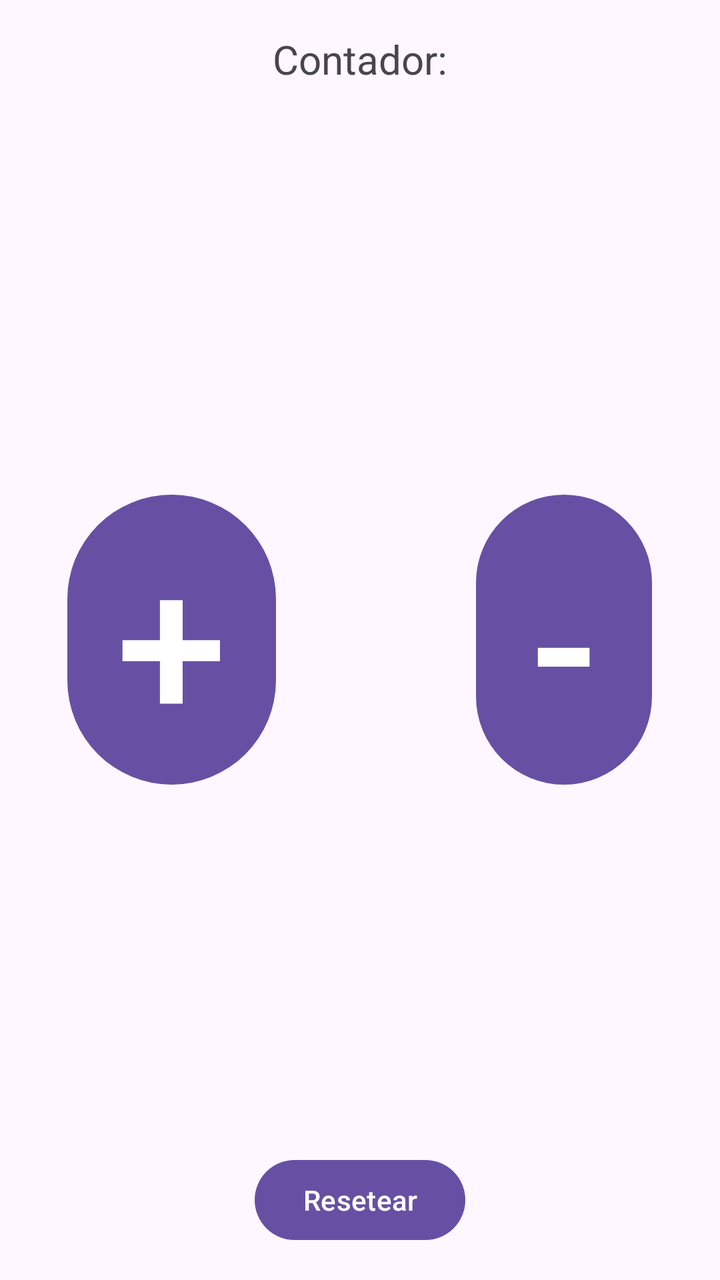
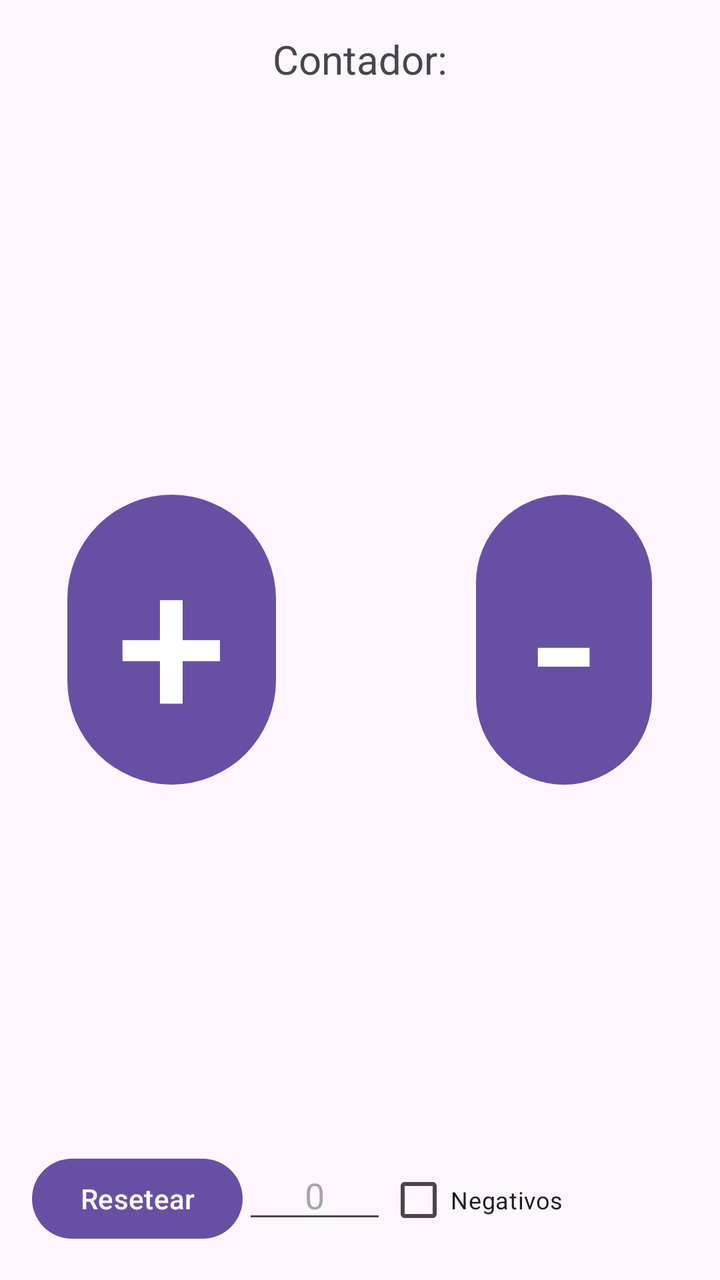

Compare the two renders of this Android layout. The source of the first and the diff that turns it into the second are given below.
<!-- AndroidManifest.xml: application theme Theme.Contador -->
<!-- res/layout/activity_main.xml -->
<?xml version="1.0" encoding="utf-8"?>
<LinearLayout xmlns:android="http://schemas.android.com/apk/res/android"
    xmlns:tools="http://schemas.android.com/tools"
    android:layout_width="match_parent"
    android:layout_height="match_parent"
    android:orientation="vertical"
    android:padding="16dp"
    tools:context=".MainActivity">

    
    <LinearLayout
        android:layout_width="match_parent"
        android:layout_height="0dp"
        android:layout_weight="1"
        android:orientation="vertical"
        android:gravity="top|center_horizontal">

        <TextView
            android:id="@+id/tituloTexto"
            android:layout_width="wrap_content"
            android:layout_height="wrap_content"
            android:text="Contador:"
            android:textSize="20sp" />

        <TextView
            android:id="@+id/numContador"
            android:layout_width="wrap_content"
            android:layout_height="wrap_content"
            android:textSize="56sp" />

    </LinearLayout>

    
    <LinearLayout
        android:layout_width="match_parent"
        android:layout_height="0dp"
        android:layout_weight="1"
        android:orientation="horizontal"
        android:gravity="center">

        <Button
            android:id="@+id/buttIncrementar"
            android:layout_width="wrap_content"
            android:layout_height="wrap_content"
            android:onClick="incrementaContador"
            android:text="+"
            android:textSize="100dp" />

        <Space
            android:layout_width="100dp"
            android:layout_height="2dp"/>

        <Button
            android:id="@+id/buttDecrementar"
            android:layout_width="wrap_content"
            android:layout_height="wrap_content"
            android:onClick="decrementaContador"
            android:text="-"
            android:textSize="100dp" />

    </LinearLayout>

    
    <LinearLayout
        android:layout_width="match_parent"
        android:layout_height="0dp"
        android:layout_weight="1"
        android:orientation="horizontal"
        android:gravity="bottom|center_horizontal">

        <Button
            android:id="@+id/buttResetear"
            android:layout_width="wrap_content"
            android:layout_height="wrap_content"
            android:text="Resetear"
            android:onClick="resetearContador" />

    </LinearLayout>

</LinearLayout>
<!-- resources referenced by this layout -->
<resources>
  <style name="Theme.Contador" parent="Base.Theme.Contador" />
  <style name="Base.Theme.Contador" parent="Theme.Material3.DayNight.NoActionBar">
          
          
      </style>
</resources>

<!-- the commit's change to res/layout/activity_main.xml (unified diff, before → after) -->
@@ -75,6 +75,24 @@
             android:text="Resetear"
             android:onClick="resetearContador" />
 
+        <EditText
+            android:layout_width="72sp"
+            android:layout_height="wrap_content"
+            android:id="@+id/numReseteo"
+            android:autofillHints="no"
+            android:gravity="center_horizontal"
+            android:hint="0"
+            android:inputType="numberSigned"
+            android:cursorVisible="false"/>
+
+        <CheckBox
+            android:id="@+id/negativos"
+            android:layout_width="wrap_content"
+            android:layout_height="wrap_content"
+            android:layout_weight="1"
+            android:textSize="12sp"
+            android:text="Negativos" />
+
     </LinearLayout>
 
 </LinearLayout>
